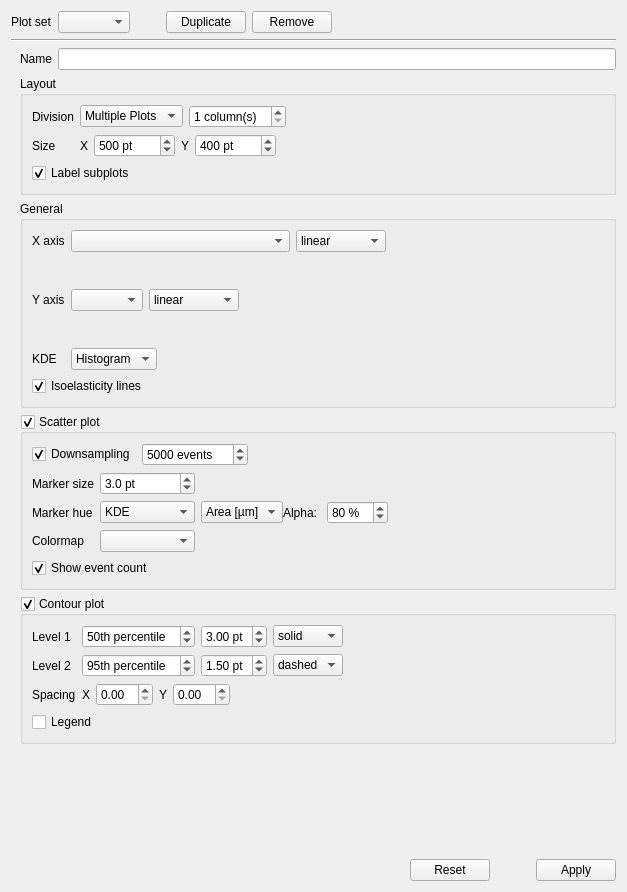
First picture: the form in shapeout2/gui/analysis/ana_plot.ui, repository ZELLMECHANIK-DRESDEN/ShapeOut2, before the edit.
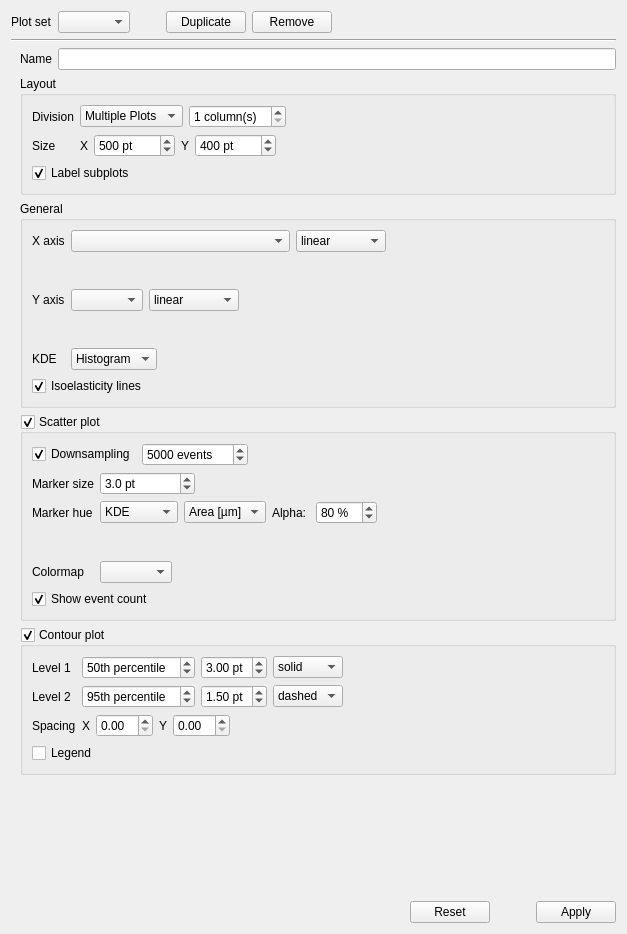
Second picture: the form after the edit. Custom widgets are drawn as their Qt base class.

Commit message: feat: allow to set hue range for feature-colored scatter plots (#1)

What changed in the file:
```diff
--- a/shapeout2/gui/analysis/ana_plot.ui
+++ b/shapeout2/gui/analysis/ana_plot.ui
@@ -7,7 +7,7 @@
     <x>0</x>
     <y>0</y>
     <width>627</width>
-    <height>892</height>
+    <height>934</height>
    </rect>
   </property>
   <property name="windowTitle">
@@ -500,64 +500,10 @@
          </layout>
         </item>
         <item>
-         <layout class="QGridLayout" name="gridLayout_2">
+         <layout class="QGridLayout" name="gridLayout_scat">
           <property name="sizeConstraint">
            <enum>QLayout::SetMinimumSize</enum>
           </property>
-          <item row="2" column="1">
-           <widget class="QComboBox" name="comboBox_colormap"/>
-          </item>
-          <item row="2" column="0">
-           <widget class="QLabel" name="label_colormap">
-            <property name="text">
-             <string>Colormap</string>
-            </property>
-           </widget>
-          </item>
-          <item row="1" column="1">
-           <widget class="QComboBox" name="comboBox_marker_hue">
-            <item>
-             <property name="text">
-              <string>KDE</string>
-             </property>
-            </item>
-            <item>
-             <property name="text">
-              <string>Dataset</string>
-             </property>
-            </item>
-            <item>
-             <property name="text">
-              <string>Feature</string>
-             </property>
-            </item>
-            <item>
-             <property name="text">
-              <string>Disabled</string>
-             </property>
-            </item>
-           </widget>
-          </item>
-          <item row="1" column="0">
-           <widget class="QLabel" name="label_8">
-            <property name="text">
-             <string>Marker hue</string>
-            </property>
-           </widget>
-          </item>
-          <item row="0" column="3">
-           <spacer name="horizontalSpacer_6">
-            <property name="orientation">
-             <enum>Qt::Horizontal</enum>
-            </property>
-            <property name="sizeHint" stdset="0">
-             <size>
-              <width>0</width>
-              <height>20</height>
-             </size>
-            </property>
-           </spacer>
-          </item>
           <item row="0" column="0">
            <widget class="QLabel" name="label_4">
             <property name="text">
@@ -565,23 +511,21 @@
             </property>
            </widget>
           </item>
-          <item row="0" column="1">
-           <widget class="QDoubleSpinBox" name="doubleSpinBox_marker_size">
-            <property name="suffix">
-             <string> pt</string>
+          <item row="1" column="0">
+           <widget class="QLabel" name="label_8">
+            <property name="text">
+             <string>Marker hue</string>
             </property>
-            <property name="decimals">
-             <number>1</number>
+           </widget>
+          </item>
+          <item row="3" column="0">
+           <widget class="QLabel" name="label_colormap">
+            <property name="text">
+             <string>Colormap</string>
             </property>
-            <property name="minimum">
-             <double>-999999999999989.000000000000000</double>
-            </property>
-            <property name="value">
-             <double>3.000000000000000</double>
-            </property>
            </widget>
           </item>
-          <item row="1" column="2">
+          <item row="1" column="3">
            <layout class="QHBoxLayout" name="horizontalLayout_5">
             <property name="spacing">
              <number>0</number>
@@ -589,6 +533,77 @@
             <property name="rightMargin">
              <number>0</number>
             </property>
+           </layout>
+          </item>
+          <item row="2" column="1">
+           <widget class="RangeControl" name="widget_range_feat" native="true">
+            <property name="minimumSize">
+             <size>
+              <width>0</width>
+              <height>25</height>
+             </size>
+            </property>
+           </widget>
+          </item>
+          <item row="0" column="1">
+           <layout class="QHBoxLayout" name="horizontalLayout_16">
+            <item>
+             <widget class="QDoubleSpinBox" name="doubleSpinBox_marker_size">
+              <property name="suffix">
+               <string> pt</string>
+              </property>
+              <property name="decimals">
+               <number>1</number>
+              </property>
+              <property name="minimum">
+               <double>-999999999999989.000000000000000</double>
+              </property>
+              <property name="value">
+               <double>3.000000000000000</double>
+              </property>
+             </widget>
+            </item>
+            <item>
+             <spacer name="horizontalSpacer_6">
+              <property name="orientation">
+               <enum>Qt::Horizontal</enum>
+              </property>
+              <property name="sizeHint" stdset="0">
+               <size>
+                <width>0</width>
+                <height>20</height>
+               </size>
+              </property>
+             </spacer>
+            </item>
+           </layout>
+          </item>
+          <item row="1" column="1">
+           <layout class="QHBoxLayout" name="horizontalLayout_17">
+            <item>
+             <widget class="QComboBox" name="comboBox_marker_hue">
+              <item>
+               <property name="text">
+                <string>KDE</string>
+               </property>
+              </item>
+              <item>
+               <property name="text">
+                <string>Dataset</string>
+               </property>
+              </item>
+              <item>
+               <property name="text">
+                <string>Feature</string>
+               </property>
+              </item>
+              <item>
+               <property name="text">
+                <string>Disabled</string>
+               </property>
+              </item>
+             </widget>
+            </item>
             <item>
              <widget class="QComboBox" name="comboBox_marker_feature">
               <item>
@@ -639,11 +654,44 @@
                  </property>
                 </widget>
                </item>
+               <item>
+                <spacer name="horizontalSpacer_8">
+                 <property name="orientation">
+                  <enum>Qt::Horizontal</enum>
+                 </property>
+                 <property name="sizeHint" stdset="0">
+                  <size>
+                   <width>0</width>
+                   <height>20</height>
+                  </size>
+                 </property>
+                </spacer>
+               </item>
               </layout>
              </widget>
             </item>
            </layout>
           </item>
+          <item row="3" column="1">
+           <layout class="QHBoxLayout" name="horizontalLayout_18">
+            <item>
+             <widget class="QComboBox" name="comboBox_colormap"/>
+            </item>
+            <item>
+             <spacer name="horizontalSpacer_16">
+              <property name="orientation">
+               <enum>Qt::Horizontal</enum>
+              </property>
+              <property name="sizeHint" stdset="0">
+               <size>
+                <width>0</width>
+                <height>20</height>
+               </size>
+              </property>
+             </spacer>
+            </item>
+           </layout>
+          </item>
          </layout>
         </item>
         <item>
```
The commit also changes 6 other files.
